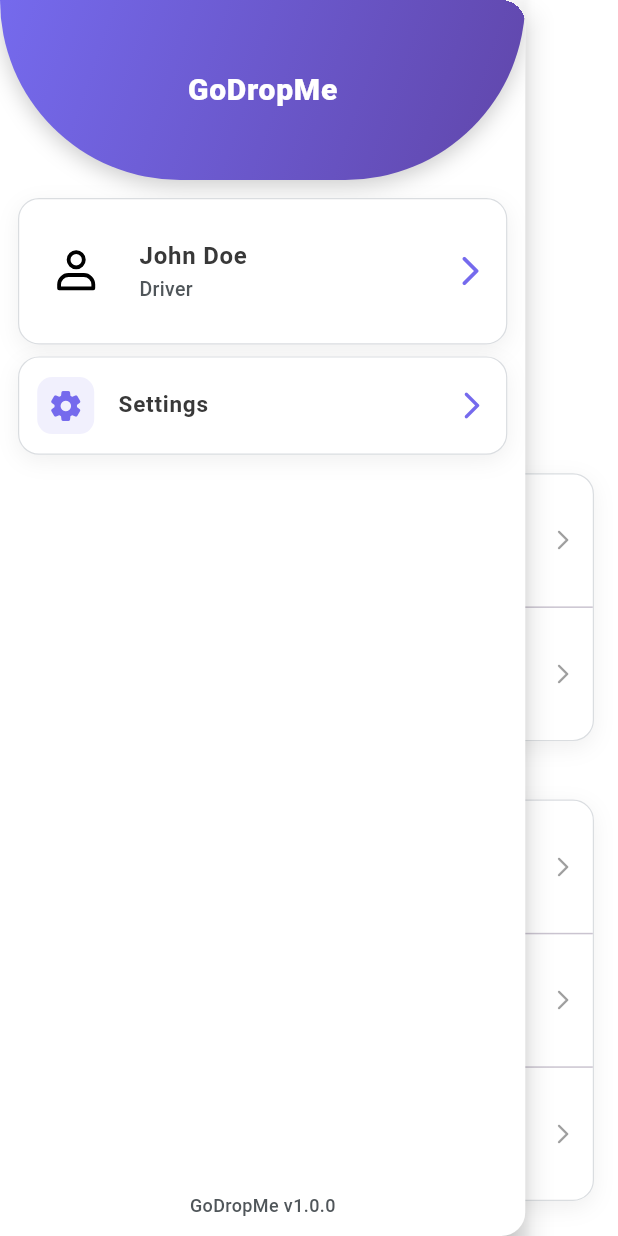
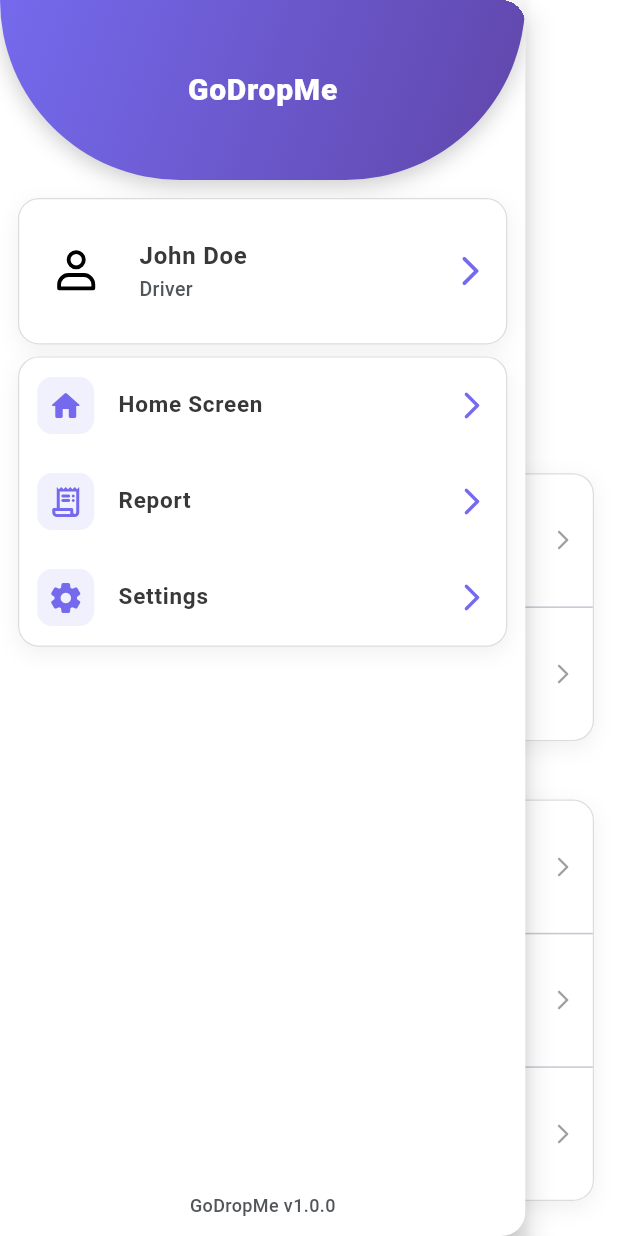
Before and after one commit to rayyankhan00776/GoDropMe, a Flutter app: the DriverProfileScreen screen opened by its route, after a tap on the "menu" icon, on a phone screen of 412 x 824 dp. Run offline on Flutter 3.47's test engine with Material 3 defaults, Android fonts, the phone set to English and light mode, and no system bars; our stand-ins replace appwrite, flutter_svg, geolocator, get, google_maps_flutter, image_picker and 2 more; accounts and stored records are empty; project files that could hold a hidden picture were left out.

Commit message:
added the report screen to the driver side

```diff
--- a/lib/features/DriverSide/common widgets/driver_drawer.dart
+++ b/lib/features/DriverSide/common widgets/driver_drawer.dart
@@ -42,6 +42,21 @@ class DriverDrawer extends StatelessWidget {
               child: DriverDrawerCard(
                 child: Column(
                   children: [
+                    AppDrawerTile(
+                      icon: Icons.home_rounded,
+                      title: AppStrings.drawerMapScreen,
+                      onTap: () {
+                        // Navigate to the main driver nav bar (DriverHomeScreen)
+                        Get.offAllNamed(AppRoutes.driverMap);
+                      },
+                    ),
+                    AppDrawerTile(
+                      icon: Icons.receipt_long_rounded,
+                      title: AppStrings.report,
+                      onTap: () {
+                        Get.toNamed(AppRoutes.driverReport);
+                      },
+                    ),
                     AppDrawerTile(
                       icon: Icons.settings_rounded,
                       title: AppStrings.drawerSettings,
--- a/lib/features/DriverSide/driverProfile/pages/profile_screen.dart
+++ b/lib/features/DriverSide/driverProfile/pages/profile_screen.dart
@@ -91,13 +91,11 @@ class _DriverProfileScreenState extends State<DriverProfileScreen> {
         body: SafeArea(
           child: _loading
               ? const Center(child: CircularProgressIndicator())
-              : SingleChildScrollView(
+              : ListView(
                   padding: const EdgeInsets.symmetric(
                     horizontal: 16,
                     vertical: 12,
                   ),
-                  child: Column(
-                    crossAxisAlignment: CrossAxisAlignment.start,
                   children: [
                     // Leave space beneath the overlaid drawer button
                     SizedBox(
@@ -129,8 +127,7 @@ class _DriverProfileScreenState extends State<DriverProfileScreen> {
                                 96,
                                 128,
                               ),
-                                imagePath:
-                                    _personalInfo?['imagePath'] as String?,
+                              imagePath: _personalInfo?['imagePath'] as String?,
                             ),
                           ),
                           Text(
@@ -225,9 +222,7 @@ class _DriverProfileScreenState extends State<DriverProfileScreen> {
                           children: [
                             DriverProfileTile(
                               title: 'School(s)',
-                                subtitle: _joinSchools(
-                                  _service?['schoolNames'],
-                                ),
+                              subtitle: _joinSchools(_service?['schoolNames']),
                               showIosChevron: true,
                             ),
                             const Divider(height: 1),
@@ -261,9 +256,7 @@ class _DriverProfileScreenState extends State<DriverProfileScreen> {
                           onTap: () async => termsUriOpener(),
                         ),
                         const Divider(height: 1),
-                          const DriverProfileTile(
-                            title: AppStrings.drawerLogout,
-                          ),
+                        const DriverProfileTile(title: AppStrings.drawerLogout),
                         const Divider(height: 1),
                         const DriverProfileTile(
                           title: 'Delete Account',
@@ -275,7 +268,6 @@ class _DriverProfileScreenState extends State<DriverProfileScreen> {
                 ),
         ),
       ),
-      ),
     );
   }
 }
--- a/lib/features/DriverSide/driverProfile/widgets/driver_profile_avatar.dart
+++ b/lib/features/DriverSide/driverProfile/widgets/driver_profile_avatar.dart
@@ -12,31 +12,36 @@ class DriverProfileAvatar extends StatelessWidget {
   const DriverProfileAvatar({super.key, this.size = 108, this.imagePath});
 
   Widget _buildAvatar(BuildContext context, String? path) {
-    if (path != null && path.isNotEmpty && !path.startsWith('assets/')) {
-      final file = File(path);
-      if (file.existsSync()) {
-        // Downscale decode to device-appropriate size to avoid jank
+    // If it's an asset placeholder or null/empty, show default SVG
+    if (path == null || path.isEmpty || path.startsWith('assets/')) {
+      return ClipOval(
+        child: SvgPicture.asset(
+          AppAssets.defaultPersonSvg,
+          width: size * 0.7,
+          height: size * 0.7,
+          fit: BoxFit.cover,
+        ),
+      );
+    }
+
+    // Avoid synchronous disk I/O in build; rely on errorBuilder fallback.
     final dpr = MediaQuery.of(context).devicePixelRatio;
     final target = (size * dpr).clamp(64, 1024).round();
     return ClipOval(
       child: Image.file(
-            file,
+        File(path),
         width: size,
         height: size,
         fit: BoxFit.cover,
         cacheWidth: target,
         cacheHeight: target,
         filterQuality: FilterQuality.low,
-          ),
-        );
-      }
-    }
-    return ClipOval(
-      child: SvgPicture.asset(
+        errorBuilder: (context, error, stack) => SvgPicture.asset(
           AppAssets.defaultPersonSvg,
           width: size * 0.7,
           height: size * 0.7,
           fit: BoxFit.cover,
+        ),
       ),
     );
   }
--- a/lib/features/DriverSide/driverProfile/widgets/driver_profile_section.dart
+++ b/lib/features/DriverSide/driverProfile/widgets/driver_profile_section.dart
@@ -7,7 +7,10 @@ class DriverProfileSection extends StatelessWidget {
 
   @override
   Widget build(BuildContext context) {
-    return DriverDrawerCard(child: Column(children: _withDividers(children)));
+    // Isolate expensive paints (card with shadow) from scroll to reduce jank
+    return RepaintBoundary(
+      child: DriverDrawerCard(child: Column(children: _withDividers(children))),
+    );
   }
 
   List<Widget> _withDividers(List<Widget> items) {
--- a/lib/main.dart
+++ b/lib/main.dart
@@ -18,7 +18,7 @@ class GoDropMe extends StatelessWidget {
     return GetMaterialApp(
       debugShowCheckedModeBanner: false,
       theme: AppTheme.lightTheme,
-      initialRoute: AppRoutes.onboard,
+      initialRoute: AppRoutes.driverMap,
       getPages: AppRoutes.routes,
     );
   }
--- a/lib/routes.dart
+++ b/lib/routes.dart
@@ -40,6 +40,7 @@ import 'package:godropme/features/driverSide/driverRegistration/pages/service_de
 import 'package:godropme/features/driverSide/driverRegistration/binding/service_details_binding.dart';
 import 'package:godropme/features/driverSide/settings/pages/settings_screen.dart';
 import 'package:godropme/features/driverSide/driverProfile/pages/profile_screen.dart';
+import 'package:godropme/features/driverSide/report/pages/driver_report_screen.dart';
 
 // Add more imports for other screens as you create them
 
@@ -68,6 +69,7 @@ class AppRoutes {
   static const String parentSettings = '/parent_settings';
   static const String driverSettings = '/driver_settings';
   static const String driverProfile = '/driver_profile';
+  static const String driverReport = '/driver_report';
 
   static final routes = [
     GetPage(
@@ -167,5 +169,7 @@ class AppRoutes {
     GetPage(name: driverSettings, page: () => const DriverSettingsScreen()),
     // Driver Profile Screen
     GetPage(name: driverProfile, page: () => const DriverProfileScreen()),
+    // Driver Report Screen
+    GetPage(name: driverReport, page: () => const DriverReportScreen()),
   ];
 }
```
Also changed, not shown: lib/features/DriverSide/report/pages/driver_report_screen.dart (added, +120 -0 lines). Lines whose indentation alone changed are shown as unchanged.
